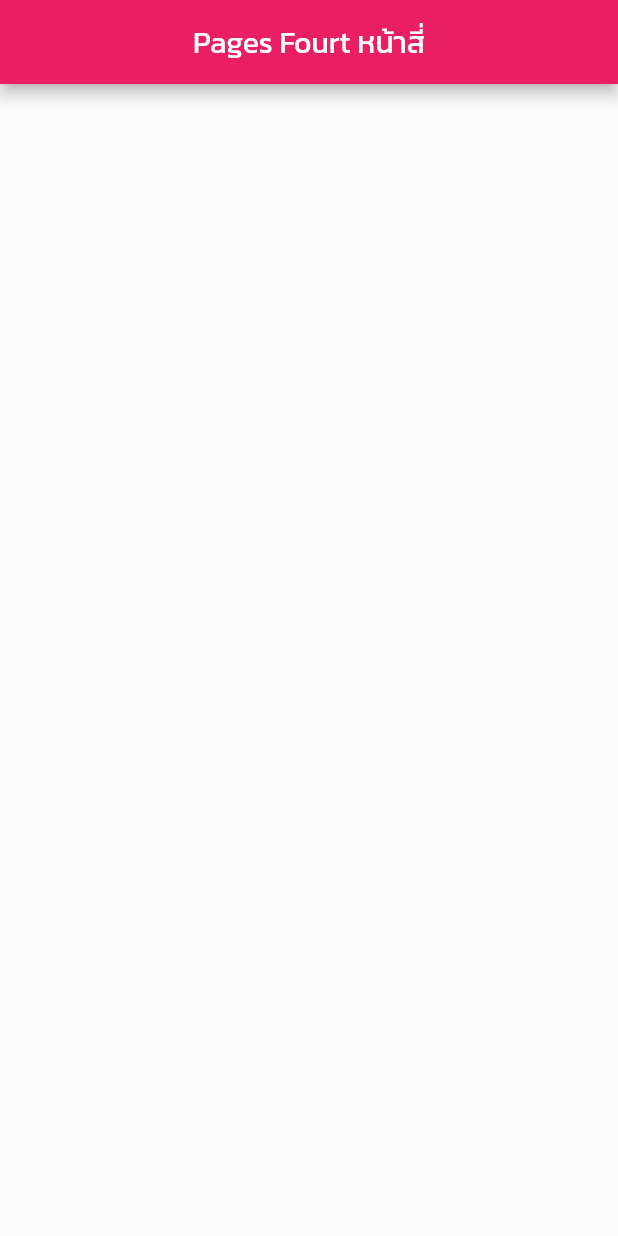
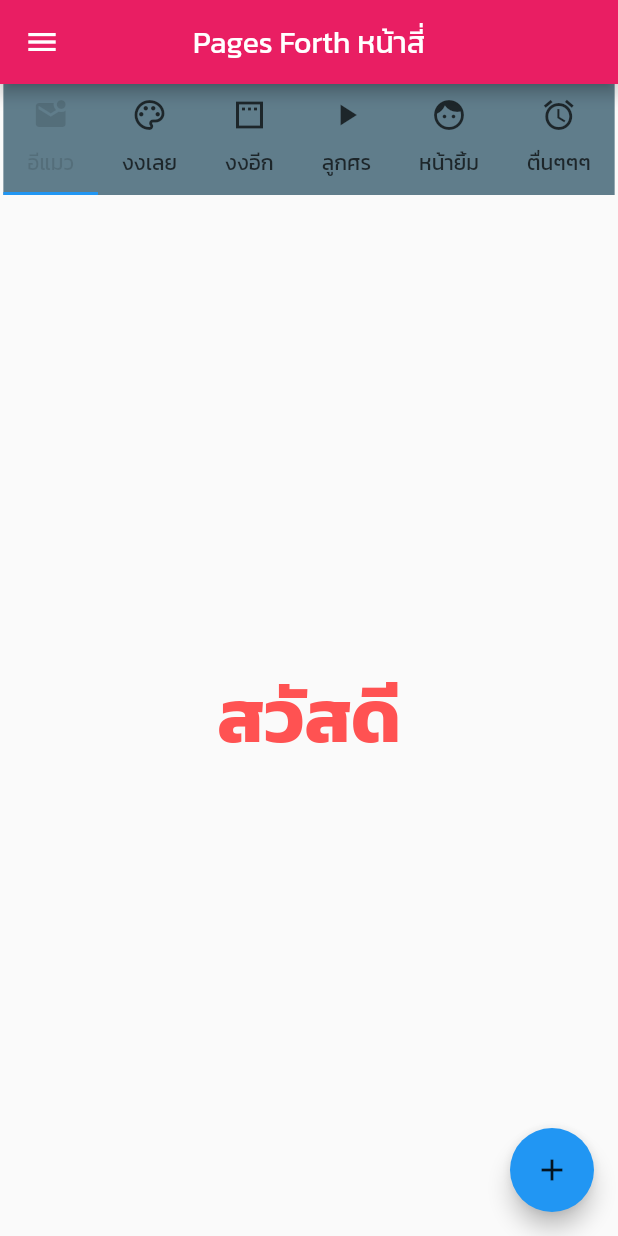
Before and after one commit to s6252410018/flutter_app_sau1, a Flutter app: the screen it shows after launch, on a phone screen of 412 x 824 dp. Run offline on Flutter 3.47's test engine with Material 2 defaults, Android fonts, the phone set to English and light mode, and no system bars.

Commit message:
Code V.4

```diff
--- a/lib/main.dart
+++ b/lib/main.dart
@@ -1,5 +1,6 @@
 import 'package:flutter/material.dart';
 import 'package:flutter_app_sau1/views/first_ui.dart';
+import 'package:flutter_app_sau1/views/forth_tabpage6.dart';
 import 'package:flutter_app_sau1/views/forth_ui.dart';
 import 'package:flutter_app_sau1/views/secon_ui.dart';
 import 'package:flutter_app_sau1/views/third_page1_ui.dart';
@@ -8,11 +9,12 @@ import 'package:flutter_app_sau1/views/third_page3_ui.dart';
 import 'package:flutter_app_sau1/views/third_page4_ui.dart';
 import 'package:flutter_app_sau1/views/third_ui.dart';
 
+
 void main() {
   runApp(
     MaterialApp(
     debugShowCheckedModeBanner: false,
-    home: FouthUi(),
+    home: ForthUi(),
     )
   );
 }
--- /dev/null
+++ b/lib/views/forth_tabpage1_ui.dart
@@ -0,0 +1,24 @@
+import 'package:flutter/material.dart';
+
+class ForthTabpage1UI extends StatelessWidget {
+  const ForthTabpage1UI({ Key? key }) : super(key: key);
+
+  @override
+  Widget build(BuildContext context) {
+    return Scaffold(
+      body: Center(
+        child: Text(
+          'สวัสดี',
+          style: TextStyle(
+            fontSize: 50,
+            fontWeight: FontWeight.bold,
+            fontFamily: 'Kanit',
+            color: Colors.redAccent,
+
+          ),
+        ),
+      ),
+    )
+    ;
+  }
+}
--- a/lib/views/forth_ui.dart
+++ b/lib/views/forth_ui.dart
@@ -1,26 +1,185 @@
 import 'package:flutter/material.dart';
+import 'package:flutter_app_sau1/views/forth_tabpage1_ui.dart';
+import 'package:flutter_app_sau1/views/forth_tabpage2.dart';
+import 'package:flutter_app_sau1/views/forth_tabpage3.dart';
+import 'package:flutter_app_sau1/views/forth_tabpage4.dart';
+import 'package:flutter_app_sau1/views/forth_tabpage5.dart';
+import 'package:flutter_app_sau1/views/forth_tabpage6.dart';
 
-class FouthUi extends StatefulWidget {
-  const FouthUi({ Key? key }) : super(key: key);
+class ForthUi extends StatefulWidget {
+  const ForthUi({Key? key}) : super(key: key);
 
   @override
-  _FouthUiState createState() => _FouthUiState();
+  _ForthUiState createState() => _ForthUiState();
 }
 
-class _FouthUiState extends State<FouthUi> {
+class _ForthUiState extends State<ForthUi> {
   @override
   Widget build(BuildContext context) {
     return Scaffold(
       appBar: AppBar(
         backgroundColor: Colors.pink,
         title: Text(
-          'Pages Fourt หน้าสี่',
-          style: TextStyle(
-            fontFamily: 'Kanit'
-          ),
+          'Pages Forth หน้าสี่',
+          style: TextStyle(fontFamily: 'Kanit'),
         ),
         centerTitle: true,
+      ),
+      body: DefaultTabController(
+        length: 6,
+        child: Column(
+          children: [
+            Container(
+              color: Colors.blueGrey,
+              child: TabBar(
+                isScrollable: true,
+                labelColor: Colors.black12,
+                unselectedLabelColor: Colors.grey[450],
+                labelStyle: TextStyle(
+                  fontFamily: 'Kanit',
+                ),
+                tabs: [
+                  Tab(
+                    text: 'อีแมว',
+                    icon: Icon(
+                      Icons.mark_email_unread,
+                    ),
+                  ),
+                  Tab(
+                    text: 'งงเลย',
+                    icon: Icon(
+                      Icons.palette_outlined,
+                      ),
+                  ),
+                  Tab(
+                    text: 'งงอีก',
+                    icon: Icon(
+                      Icons.padding,
+                    ),
+                  ),
+                  Tab(
+                    text: 'ลูกศร',
+                    icon: Icon(
+                      Icons.play_arrow,
+                    ),
+                  ),
+                  Tab(
+                    text: 'หน้ายิ้ม',
+                    icon: Icon(
+                      Icons.face,
+                    ),
+                  ),
+                  Tab(
+                    text: 'ตื่นๆๆๆ',
+                    icon: Icon(
+                      Icons.access_alarms,
+                    ),
+                  ),
+                ],
+              ),
+            ),
+            Expanded(
+              child: TabBarView(
+                children: [
+                  ForthTabpage1UI(),
+                  ForthTabpage2UI(),
+                  ForthTabpage3UI(),
+                  ForthTabpage4UI(),
+                  ForthTabpage5UI(),
+                  ForthTabpage6UI(),
+                ],
+              ),
+            ),
 
+
+          ],
+        ),
+      ),
+      floatingActionButton: FloatingActionButton(
+        onPressed: () {},
+        child: Icon(
+          Icons.add,
+          color: Colors.black87,
+        ),
+      ),
+      floatingActionButtonLocation: FloatingActionButtonLocation.endFloat,
+      drawer: Drawer(
+        child: ListView(
+          padding: EdgeInsets.zero,
+          children: [
+            UserAccountsDrawerHeader(
+              currentAccountPicture: CircleAvatar(
+                backgroundImage: AssetImage(
+                  'assets/images/myprofile.png',
+                ),
+              ),
+              accountName: Text(
+                'Narupon Musikanon'
+              ),
+              accountEmail: Text(
+                '6252410018',
+              ),
+              decoration: BoxDecoration(
+                image: DecorationImage(
+                  image: AssetImage(
+                  'assets/images/bgdrawer.jpg',
+                  ),
+                  fit: BoxFit.fill,
+                ),
+              ),
+              otherAccountsPictures: [
+                Image.asset(
+                  'assets/images/saulogo.png',
+                ),
+              ],
+            ),
+            ListTile(
+              onTap: () {},
+              title: Text(
+                'GO BACK TO First Impact'
+              ),
+            ),
+            ListTile(
+              onTap: () {},
+              title: Text(
+                'Timeline'
+              ),
+              leading: Icon(
+                Icons.table_chart,
+                color: Colors.redAccent[700],
+              )
+            ),
+            ListTile(
+              onTap: () {},
+              title: Text(
+                'Angel'
+              ),
+              leading: Icon(
+                Icons.access_alarm,
+              ),
+              trailing: Text(
+                '13',
+                style: TextStyle(
+                  color: Colors.red,
+                  fontWeight: FontWeight.bold,
+                ),
+              ),
+            ),
+            Divider(
+              color: Colors.black,
+            ),
+            ListTile(
+              onTap: () {},
+              title: Text(
+                'About NERV'
+              ),
+              trailing: Icon(
+                Icons.exit_to_app,
+                color: Colors.redAccent[700],
+              ),
+            ),
+          ],
+        ),
       ),
     );
   }
```
Also changed, not shown: lib/views/forth_tabpage2.dart (added, +24 -0 lines), lib/views/forth_tabpage3.dart (added, +24 -0 lines), lib/views/forth_tabpage4.dart (added, +24 -0 lines), lib/views/forth_tabpage5.dart (added, +24 -0 lines), lib/views/forth_tabpage6.dart (added, +24 -0 lines).
